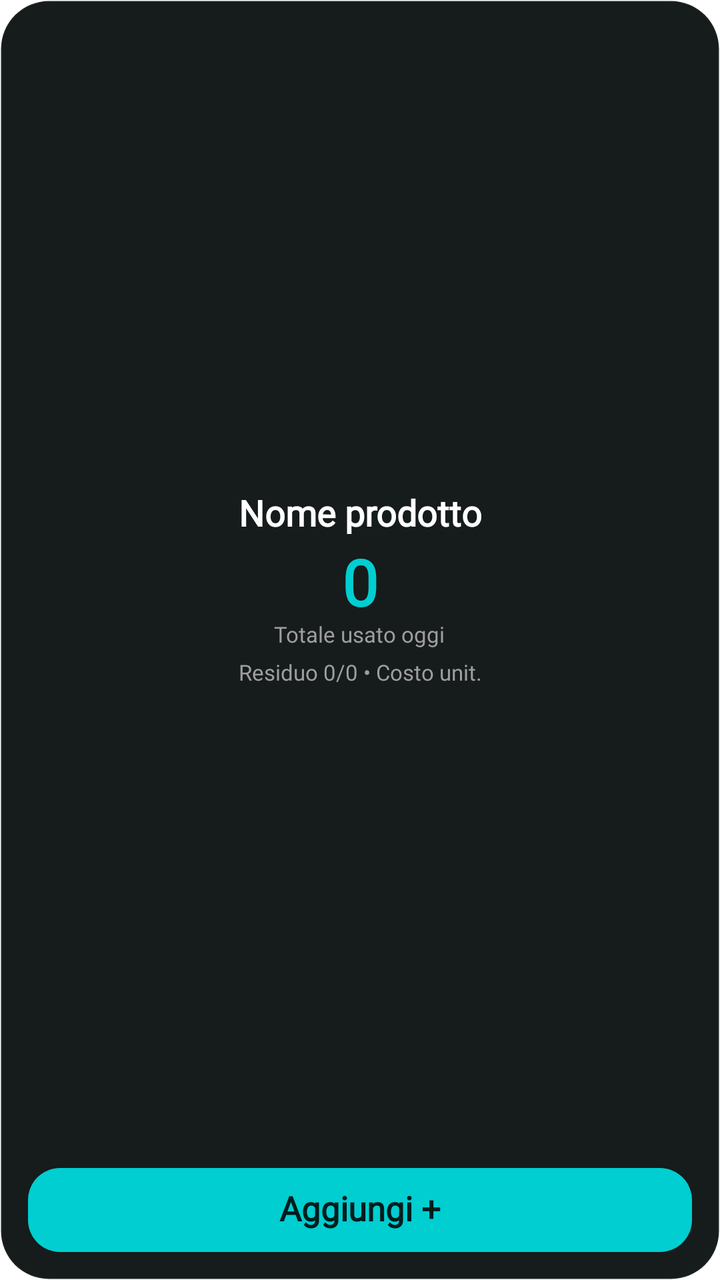
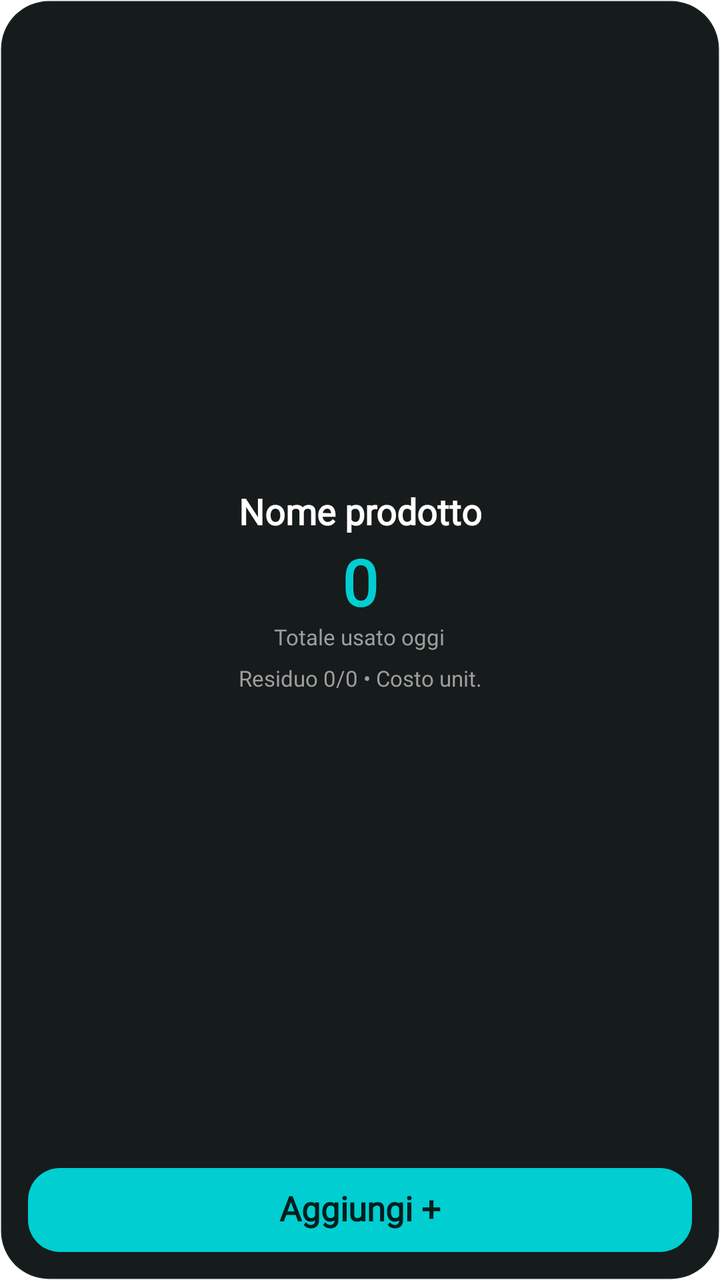

Compare the two renders of this Android layout. The source of the first and the diff that turns it into the second are given below.
<!-- AndroidManifest.xml: fallback theme Theme.MaterialComponents.DayNight.NoActionBar -->
<!-- res/layout/tracking_widget_medium.xml -->
<?xml version="1.0" encoding="utf-8"?>
<LinearLayout xmlns:android="http://schemas.android.com/apk/res/android"
    android:id="@+id/widget_root"
    android:layout_width="match_parent"
    android:layout_height="match_parent"
    android:background="@drawable/widget_background"
    android:orientation="vertical"
    android:padding="14dp">

    <LinearLayout
        android:layout_width="match_parent"
        android:layout_height="0dp"
        android:layout_weight="1"
        android:gravity="center"
        android:orientation="vertical">

        <TextView
            android:fontFamily="@font/dm_sans"
            android:id="@+id/widget_product_name"
            android:layout_width="match_parent"
            android:layout_height="wrap_content"
            android:autoSizeMaxTextSize="20sp"
            android:autoSizeMinTextSize="12sp"
            android:autoSizeTextType="uniform"
            android:ellipsize="end"
            android:gravity="center"
            android:includeFontPadding="false"
            android:maxLines="1"
            android:text="Nome prodotto"
            android:textColor="@color/widget_text_primary"
            android:textSize="18sp"
            android:textStyle="bold" />

        <TextView
            android:fontFamily="@font/dm_sans"
            android:id="@+id/widget_count"
            android:layout_width="wrap_content"
            android:layout_height="wrap_content"
            android:autoSizeMaxTextSize="38sp"
            android:autoSizeMinTextSize="18sp"
            android:autoSizeTextType="uniform"
            android:layout_marginTop="6dp"
            android:includeFontPadding="false"
            android:text="0"
            android:textColor="@color/widget_count"
            android:textSize="32sp"
            android:textStyle="bold" />

        <TextView
            android:fontFamily="@font/dm_sans"
            android:id="@+id/widget_count_label"
            android:layout_width="wrap_content"
            android:layout_height="wrap_content"
            android:autoSizeMaxTextSize="11sp"
            android:autoSizeMinTextSize="9sp"
            android:autoSizeTextType="uniform"
            android:includeFontPadding="false"
            android:text="Totale usato oggi"
            android:textColor="@color/widget_text_muted"
            android:textSize="11sp" />

        <TextView
            android:fontFamily="@font/dm_sans"
            android:id="@+id/widget_hint"
            android:layout_width="match_parent"
            android:layout_height="wrap_content"
            android:layout_marginTop="6dp"
            android:ellipsize="end"
            android:gravity="center"
            android:includeFontPadding="false"
            android:maxLines="1"
            android:text="Residuo 0/0 &#8226; Costo unit."
            android:textColor="@color/widget_text_muted"
            android:textSize="11sp" />
    </LinearLayout>

    <TextView
        android:fontFamily="@font/dm_sans"
        android:id="@+id/widget_increment"
        android:layout_width="match_parent"
        android:layout_height="42dp"
        android:layout_marginTop="8dp"
        android:autoSizeMaxTextSize="17sp"
        android:autoSizeMinTextSize="11sp"
        android:autoSizeTextType="uniform"
        android:background="@drawable/widget_button_background"
        android:gravity="center"
        android:includeFontPadding="false"
        android:maxLines="1"
        android:text="Aggiungi +"
        android:textColor="@color/widget_on_action"
        android:textSize="16sp"
        android:textStyle="bold" />

    <TextView
        android:fontFamily="@font/dm_sans"
        android:id="@+id/widget_cost_today_value"
        android:layout_width="0dp"
        android:layout_height="0dp"
        android:visibility="gone" />

    <TextView
        android:fontFamily="@font/dm_sans"
        android:id="@+id/widget_minutes_today_value"
        android:layout_width="0dp"
        android:layout_height="0dp"
        android:visibility="gone" />

    <TextView
        android:fontFamily="@font/dm_sans"
        android:id="@+id/widget_total_cost_value"
        android:layout_width="0dp"
        android:layout_height="0dp"
        android:visibility="gone" />
</LinearLayout>
<!-- resources referenced by this layout -->
<resources>
  <color name="widget_count">#FF00CED1</color>
  <color name="widget_on_action">#DD000000</color>
  <color name="widget_text_muted">#FF9E9E9E</color>
  <color name="widget_text_primary">#FFFFFFFF</color>
  <!-- drawable widget_background (drawable) -->
  <?xml version="1.0" encoding="utf-8"?>
  <shape xmlns:android="http://schemas.android.com/apk/res/android" android:shape="rectangle">
      <solid android:color="@color/widget_surface" />
      <corners android:radius="24dp" />
      <stroke android:width="1dp" android:color="@color/widget_border" />
  </shape>
  <!-- drawable widget_button_background (drawable) -->
  <?xml version="1.0" encoding="utf-8"?>
  <shape xmlns:android="http://schemas.android.com/apk/res/android" android:shape="rectangle">
      <solid android:color="@color/widget_action" />
      <corners android:radius="16dp" />
  </shape>
  <color name="widget_surface">#FF161B1B</color>
  <color name="widget_border">#0DFFFFFF</color>
  <color name="widget_action">#FF00CED1</color>
</resources>

<!-- the commit's change to res/layout/tracking_widget_medium.xml (unified diff, before → after) -->
@@ -24,7 +24,6 @@
             android:autoSizeTextType="uniform"
             android:ellipsize="end"
             android:gravity="center"
-            android:includeFontPadding="false"
             android:maxLines="1"
             android:text="Nome prodotto"
             android:textColor="@color/widget_text_primary"
@@ -54,7 +53,6 @@
             android:autoSizeMaxTextSize="11sp"
             android:autoSizeMinTextSize="9sp"
             android:autoSizeTextType="uniform"
-            android:includeFontPadding="false"
             android:text="Totale usato oggi"
             android:textColor="@color/widget_text_muted"
             android:textSize="11sp" />
@@ -67,7 +65,6 @@
             android:layout_marginTop="6dp"
             android:ellipsize="end"
             android:gravity="center"
-            android:includeFontPadding="false"
             android:maxLines="1"
             android:text="Residuo 0/0 &#8226; Costo unit."
             android:textColor="@color/widget_text_muted"
